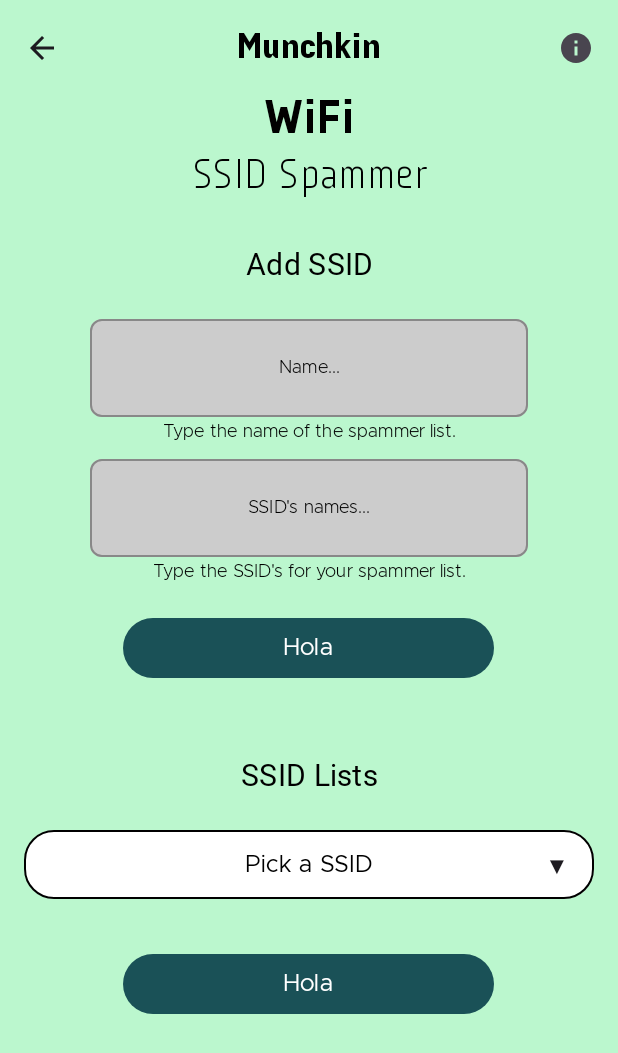
After one commit to ElectronicCats/munchkin-app, an Android app built with Jetpack Compose: the SsidSpammerScreen screen opened through its navigation route, on a phone screen of 412 x 824 dp. The commit adds this screen. Shown: the top 1053 px of the screen. Run offline under Robolectric (Android 15) with nearby library versions, the phone set to English and light mode, and no system bars; our stand-ins replace Dagger/Hilt's generated code, window size class; libraries missing offline, so code that uses them is left out: com.hoho.android, minino.about, minino.analyzer, minino.deauth, minino.rpc; Roboto replaces fonts that are not available here.

Commit message:
feat(SSID Spammer): added first SSID Spammer UI

```diff
--- a/app/src/main/java/com/example/munchkin_app/navigation/NavGraphs/WifiNavGraph.kt
+++ b/app/src/main/java/com/example/munchkin_app/navigation/NavGraphs/WifiNavGraph.kt
@@ -14,6 +14,7 @@ import com.example.munchkin_app.ui.screens.wifi.captive.CaptivePortalScreen
 import com.example.munchkin_app.ui.screens.wifi.captive.CaptiveProcessScreen
 import com.example.munchkin_app.ui.screens.wifi.deauth.DeauthScreen
 import com.example.munchkin_app.ui.screens.wifi.deauth_scan.DeauthScanScreen
+import com.example.munchkin_app.ui.screens.wifi.ssid_spammer.SsidSpammerScreen
 
 fun NavGraphBuilder.wifiNavGraph(navController: NavHostController) {
     // Pantalla principal WiFi
@@ -61,4 +62,13 @@ fun NavGraphBuilder.wifiNavGraph(navController: NavHostController) {
     ) {
         DeauthScanScreen(navController = navController)
     }
+
+    //SSID SPAMMER
+    composable(
+        route = "ssidSpammer",
+        enterTransition = scaleIn,
+        exitTransition = scaleOut
+    ) {
+        SsidSpammerScreen(navController = navController)
+    }
 }
--- /dev/null
+++ b/app/src/main/java/com/example/munchkin_app/ui/common/components/SsidDropDown.kt
@@ -0,0 +1,123 @@
+package com.example.munchkin_app.ui.common.components
+
+import androidx.compose.foundation.background
+import androidx.compose.foundation.border
+import androidx.compose.foundation.clickable
+import androidx.compose.foundation.layout.Arrangement
+import androidx.compose.foundation.layout.Box
+import androidx.compose.foundation.layout.Row
+import androidx.compose.foundation.layout.fillMaxWidth
+import androidx.compose.foundation.layout.padding
+import androidx.compose.foundation.shape.RoundedCornerShape
+import androidx.compose.material3.Card
+import androidx.compose.material3.CardDefaults
+import androidx.compose.material3.DropdownMenu
+import androidx.compose.material3.DropdownMenuItem
+import androidx.compose.material3.MaterialTheme
+import androidx.compose.material3.Text
+import androidx.compose.runtime.Composable
+import androidx.compose.runtime.getValue
+import androidx.compose.runtime.mutableStateOf
+import androidx.compose.runtime.remember
+import androidx.compose.runtime.setValue
+import androidx.compose.ui.Alignment
+import androidx.compose.ui.Modifier
+import androidx.compose.ui.draw.clip
+import androidx.compose.ui.graphics.Color
+import androidx.compose.ui.text.style.TextAlign
+import androidx.compose.ui.unit.dp
+
+@Composable
+fun SsidDropdownMenu() {
+    val ssids = listOf("Shrek", "Ocean Man", "Megalovania")
+
+    var expanded by remember { mutableStateOf(false) }
+    var selected by remember { mutableStateOf("Pick a SSID") }
+
+    Box(
+        modifier = Modifier
+            .fillMaxWidth()
+            .padding(horizontal = 16.dp, vertical = 8.dp),
+        contentAlignment = Alignment.TopCenter
+    ) {
+
+        // Botón estilo tarjeta (igual que ChannelDropMenu)
+        Card(
+            modifier = Modifier
+                .fillMaxWidth()
+                .clickable { expanded = !expanded }
+                .border(
+                    width = 1.dp,
+                    color = Color.Black,
+                    shape = RoundedCornerShape(20.dp)
+                )
+                .clip(RoundedCornerShape(20.dp)),
+            colors = CardDefaults.cardColors(
+                containerColor = Color.White
+            ),
+            shape = RoundedCornerShape(20.dp),
+            elevation = CardDefaults.cardElevation(defaultElevation = 0.dp)
+        ) {
+            Row(
+                modifier = Modifier
+                    .fillMaxWidth()
+                    .padding(horizontal = 16.dp, vertical = 12.dp),
+                horizontalArrangement = Arrangement.SpaceBetween,
+                verticalAlignment = Alignment.CenterVertically
+            ) {
+                // necesario para centrar texto
+                Box(modifier = Modifier.weight(0.1f))
+
+                Text(
+                    text = selected,
+                    style = MaterialTheme.typography.bodyMedium,
+                    color = Color.Black,
+                    textAlign = TextAlign.Center,
+                    modifier = Modifier.weight(0.8f)
+                )
+
+                // icono de flecha
+                Box(
+                    modifier = Modifier.weight(0.1f),
+                    contentAlignment = Alignment.CenterEnd
+                ) {
+                    Text(
+                        text = if (expanded) "▲" else "▼",
+                        style = MaterialTheme.typography.bodyMedium
+                    )
+                }
+            }
+        }
+
+        // Menú desplegable
+        DropdownMenu(
+            expanded = expanded,
+            onDismissRequest = { expanded = false },
+            modifier = Modifier
+                .fillMaxWidth()
+                .background(Color.White)
+                .border(
+                    width = 1.dp,
+                    color = Color.Black,
+                    shape = RoundedCornerShape(12.dp)
+                )
+                .clip(RoundedCornerShape(12.dp))
+        ) {
+            ssids.forEach { ssid ->
+                DropdownMenuItem(
+                    onClick = {
+                        selected = ssid
+                        expanded = false
+                    },
+                    text = {
+                        Text(
+                            text = ssid,
+                            modifier = Modifier.fillMaxWidth(),
+                            textAlign = TextAlign.Center
+                        )
+                    }
+                )
+            }
+        }
+    }
+}
--- a/app/src/main/java/com/example/munchkin_app/ui/screens/wifi/WifiScreen.kt
+++ b/app/src/main/java/com/example/munchkin_app/ui/screens/wifi/WifiScreen.kt
@@ -96,7 +96,7 @@ fun WifiHome(
             titleTwo = stringResource(R.string.wifi_card_title_ssid_spammer),
             textTwo = stringResource(R.string.wifi_card_descriptor_ssid_spammer),
             navRouteOne = "welcome",
-            navRouteTwo = "test",
+            navRouteTwo = "ssidspammer",
             iconOne = R.drawable._8_dos,
             iconTwo = R.drawable._9_spammer,
             enableOne = true,
--- a/app/src/main/java/com/example/munchkin_app/ui/screens/wifi/deauth/layouts/DeauthCompactContent.kt
+++ b/app/src/main/java/com/example/munchkin_app/ui/screens/wifi/deauth/layouts/DeauthCompactContent.kt
@@ -57,7 +57,7 @@ fun DeauthCompactContent(
             modifier = Modifier
                 .fillMaxWidth()
                 .padding(horizontal = 16.dp, vertical = 8.dp),
-            onSelectionChanged = {index, name ->
+            onSelectionChanged = { index, _ ->
                 screenViewModel.updateAttackIndex(index)
             }
         )
--- a/app/src/main/java/com/example/munchkin_app/ui/screens/wifi/deauth/layouts/DeauthExpandedContent.kt
+++ b/app/src/main/java/com/example/munchkin_app/ui/screens/wifi/deauth/layouts/DeauthExpandedContent.kt
@@ -43,7 +43,6 @@ import com.example.munchkin_app.ui.common.OptionsButtonSegment
 import com.example.munchkin_app.ui.common.ProportionalSpacer
 import com.example.munchkin_app.ui.common.StartButton
 import com.example.munchkin_app.ui.common.components.InformationLabel
-import com.example.munchkin_app.ui.screens.wifi.analyzer.formatWifiNetworks
 import com.example.munchkin_app.viewmodel.screens.wifi.DeauthViewModel
 import com.example.munchkin_app.viewmodel.usb.UsbViewModel
 
@@ -91,7 +90,7 @@ fun DeauthExpandedContent(
                 names = typeOfAttack,
                 selectedIndex = attackIndex,
                 modifier = Modifier.fillMaxWidth(),
-                onSelectionChanged = { index, name ->
+                onSelectionChanged = { index, _ ->
                     viewModel.setAttackType(index)
                     screenViewModel.updateAttackIndex(index)
                 }
@@ -124,7 +123,7 @@ fun DeauthExpandedContent(
             ProportionalSpacer(0.1f)
             StartButton(
                 text = if (running) "Stop" else "Start",
-                command = { onToggleRunning();
+                command = { onToggleRunning()
                     if (!running)
                         viewModel.startDeauthAttack()
                     else viewModel.deauthStopAttackRequest()}
--- a/app/src/main/java/com/example/munchkin_app/ui/screens/wifi/deauth_scan/DeauthScanScreen.kt
+++ b/app/src/main/java/com/example/munchkin_app/ui/screens/wifi/deauth_scan/DeauthScanScreen.kt
@@ -13,7 +13,6 @@ import androidx.compose.material3.MaterialTheme
 import androidx.compose.material3.Switch
 import androidx.compose.material3.Text
 import androidx.compose.runtime.Composable
-import androidx.compose.runtime.collectAsState
 import androidx.compose.runtime.getValue
 import androidx.compose.runtime.mutableStateOf
 import androidx.compose.runtime.remember
@@ -33,7 +32,6 @@ import com.example.munchkin_app.ui.common.StartButton
 import com.example.munchkin_app.ui.common.components.ChannelDropMenu
 import com.example.munchkin_app.ui.common.components.InformationLabel
 import com.example.munchkin_app.ui.common.components.MunchkinScreens
-import com.example.munchkin_app.ui.screens.wifi.analyzer.AnalyzerScreen
 import com.example.munchkin_app.ui.theme.MunchkinappTheme
 
 @Composable
@@ -103,7 +101,7 @@ fun DeauthScanContents(innerPaddingValues: PaddingValues){
         ChannelDropMenu(
             channels = channels,
             selectedChannel = selectedChannel,
-            handleChannelSelection = {it}
+            handleChannelSelection = {}
             )
 
         ProportionalSpacer(0.03f)
@@ -114,8 +112,7 @@ fun DeauthScanContents(innerPaddingValues: PaddingValues){
         ) {
             Text(
                 modifier = Modifier
-                    .fillMaxWidth()
-                    .verticalScroll(rememberScrollState()),
+                    .fillMaxWidth(),
                 text = "Deauth Scan Information",
                 style = MaterialTheme.typography.bodyMedium,
                 color = Color.Black,
--- /dev/null
+++ b/app/src/main/java/com/example/munchkin_app/ui/screens/wifi/ssid_spammer/SsidSpammerScreen.kt
@@ -0,0 +1,177 @@
+package com.example.munchkin_app.ui.screens.wifi.ssid_spammer
+
+import androidx.compose.foundation.background
+import androidx.compose.foundation.border
+import androidx.compose.foundation.clickable
+import androidx.compose.foundation.layout.Arrangement
+import androidx.compose.foundation.layout.Box
+import androidx.compose.foundation.layout.Column
+import androidx.compose.foundation.layout.PaddingValues
+import androidx.compose.foundation.layout.Row
+import androidx.compose.foundation.layout.fillMaxSize
+import androidx.compose.foundation.layout.fillMaxWidth
+import androidx.compose.foundation.layout.padding
+import androidx.compose.foundation.rememberScrollState
+import androidx.compose.foundation.shape.RoundedCornerShape
+import androidx.compose.foundation.text.input.TextFieldLineLimits
+import androidx.compose.foundation.text.input.rememberTextFieldState
+import androidx.compose.foundation.verticalScroll
+import androidx.compose.material3.Card
+import androidx.compose.material3.CardDefaults
+import androidx.compose.material3.DropdownMenu
+import androidx.compose.material3.DropdownMenuItem
+import androidx.compose.material3.MaterialTheme
+import androidx.compose.material3.OutlinedTextField
+import androidx.compose.material3.OutlinedTextFieldDefaults
+import androidx.compose.material3.Text
+import androidx.compose.material3.TextField
+import androidx.compose.material3.TextFieldColors
+import androidx.compose.material3.TextFieldDefaults
+import androidx.compose.material3.TextFieldLabelPosition
+import androidx.compose.runtime.Composable
+import androidx.compose.runtime.getValue
+import androidx.compose.runtime.mutableStateOf
+import androidx.compose.runtime.remember
+import androidx.compose.runtime.setValue
+import androidx.compose.ui.Alignment
+import androidx.compose.ui.Modifier
+import androidx.compose.ui.draw.clip
+import androidx.compose.ui.graphics.Color
+import androidx.compose.ui.res.stringResource
+import androidx.compose.ui.text.style.TextAlign
+import androidx.compose.ui.tooling.preview.Preview
+import androidx.compose.ui.unit.dp
+import androidx.navigation.NavHostController
+import androidx.navigation.compose.rememberNavController
+import com.example.munchkin_app.R
+import com.example.munchkin_app.ui.common.ApplicationTitle
+import com.example.munchkin_app.ui.common.ProportionalSpacer
+import com.example.munchkin_app.ui.common.StartButton
+import com.example.munchkin_app.ui.common.components.ChannelDropMenu
+import com.example.munchkin_app.ui.common.components.MunchkinScreens
+import com.example.munchkin_app.ui.common.components.SsidDropdownMenu
+import com.example.munchkin_app.ui.screens.wifi.deauth.DeauthScreen
+import com.example.munchkin_app.ui.theme.MunchkinappTheme
+
+
+@Composable
+fun SsidSpammerScreen(navController: NavHostController) {
+    MunchkinScreens.ApplicationLayout(navController, "wifi") {innerPadding ->
+        SsidSpammerContent(innerPadding)
+    }
+}
+
+@Composable
+fun SsidSpammerContent(
+    innerPadding: PaddingValues,
+){
+    Column(
+        horizontalAlignment = Alignment.CenterHorizontally,
+        modifier = Modifier
+            .background(MaterialTheme.colorScheme.background)
+            .padding(innerPadding)
+            .verticalScroll(rememberScrollState())
+            .fillMaxSize(),
+    ) {
+        ApplicationTitle(
+            stringResource(R.string.wifi_ssidspam_application_title),
+            stringResource(R.string.wifi_ssidspam_title)
+        )
+
+        ProportionalSpacer(0.03f)
+
+        Text(
+            modifier = Modifier
+                .fillMaxWidth(),
+            text = stringResource(R.string.wifi_ssid_spammer_add_ssid),
+            style = MaterialTheme.typography.bodyLarge,
+            color = Color.Black,
+            textAlign = TextAlign.Center
+        )
+
+        ProportionalSpacer(0.03f)
+
+        TextFieldWithHint("Name...", "Type the name of the spammer list.")
+
+        ProportionalSpacer(0.01f)
+
+        TextFieldWithHint("SSID's names...", "Type the SSID's for your spammer list.")
+
+        ProportionalSpacer(0.02f)
+
+        StartButton("Hola") { }
+
+        ProportionalSpacer(0.06f)
+
+        Text(
+            modifier = Modifier
+                .fillMaxWidth(),
+            text = "SSID Lists",
+            style = MaterialTheme.typography.bodyLarge,
+            color = Color.Black,
+            textAlign = TextAlign.Center
+        )
+
+        ProportionalSpacer(0.02f)
+
+        SsidDropdownMenu()
+
+        ProportionalSpacer(0.03f)
+
+        StartButton("Hola") { }
+
+    }
+}
+
+@Composable
+fun TextFieldWithHint(name: String, hint: String) {
+    val fieldShape = RoundedCornerShape(8.dp)
+
+    TextField(
+        modifier = Modifier
+            .padding(horizontal = 60.dp)
+            .border(
+                width = 1.dp,
+                color = Color.Gray,
+                shape = fieldShape
+            )
+            .fillMaxWidth(),
+        state = rememberTextFieldState(),
+        shape = fieldShape,
+        label = {
+            Text(
+                modifier = Modifier.fillMaxWidth(),
+                text = name,
+                style = MaterialTheme.typography.bodySmall,
+                color = Color.Black,
+                textAlign = TextAlign.Center,
+            )
+        },
+        textStyle = MaterialTheme.typography.bodyMedium,
+        colors = TextFieldDefaults.colors(
+            focusedContainerColor = Color.White,
+            unfocusedContainerColor = Color.LightGray,
+            focusedIndicatorColor = Color.Transparent,
+            unfocusedIndicatorColor = Color.Transparent
+        ),
+        lineLimits = TextFieldLineLimits.MultiLine(maxHeightInLines = 3)
+    )
+    Text(
+        modifier = Modifier
+            .fillMaxWidth()
+            .padding(4.dp),
+        text = hint,
+        style = MaterialTheme.typography.bodySmall,
+        color = Color.Black,
+        textAlign = TextAlign.Center,
+    )
+}
+
+@Preview
+@Composable
+fun SsidSpammerScreenPreview() {
+    MunchkinappTheme {
+        SsidSpammerScreen(rememberNavController())
+    }
+
+}
--- a/app/src/main/res/values/strings.xml
+++ b/app/src/main/res/values/strings.xml
@@ -59,5 +59,8 @@
     <string name="wifi_deauth_application_name">Deauth</string>
     <string name="wifi_deauth_attack_type">Type of Attack</string>
     <string name="deauth_inprocess">Attack is being executed...</string>
+    <string name="wifi_ssidspam_application_title">WiFi</string>
+    <string name="wifi_ssidspam_title">SSID Spammer</string>
+    <string name="wifi_ssid_spammer_add_ssid">Add SSID</string>
 
 </resources>
```
